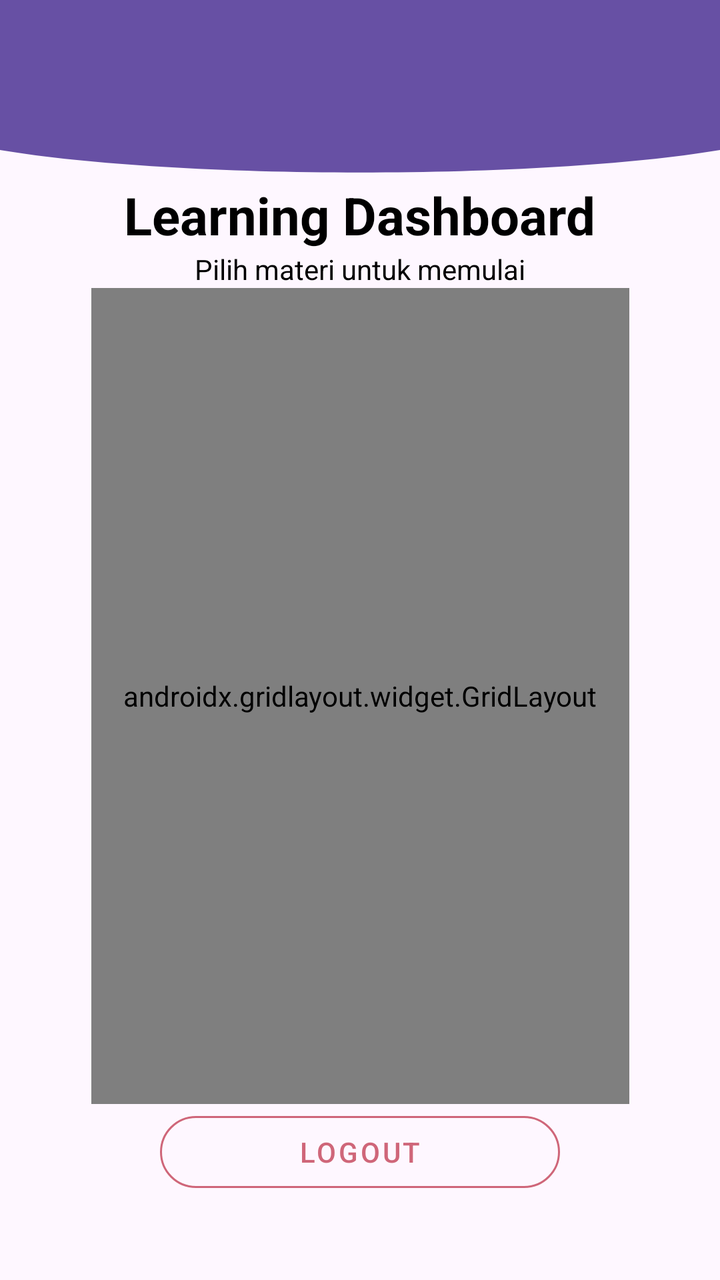
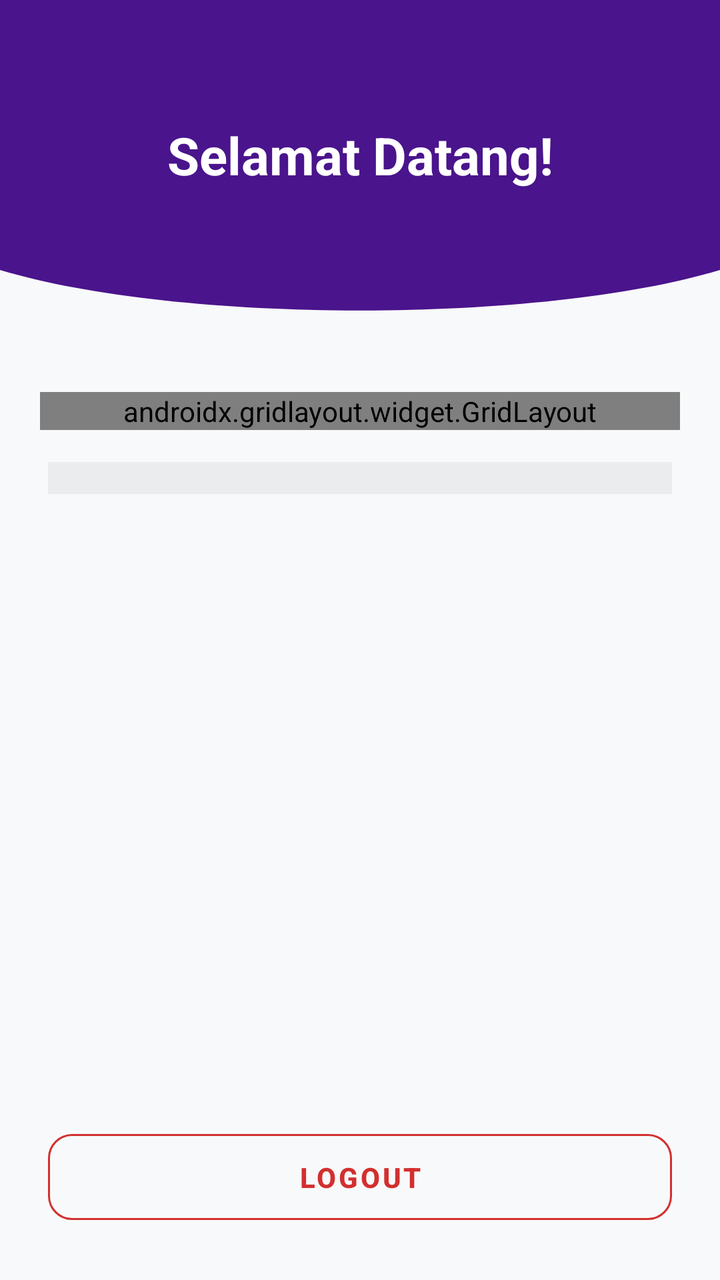

Screens rendered from an Android XML layout before and after an edit, with the pre-edit source and the edit as a unified diff.
<!-- AndroidManifest.xml: application theme Theme.HayaApps -->
<!-- res/layout/fragment_home.xml -->
<?xml version="1.0" encoding="utf-8"?>
<androidx.constraintlayout.widget.ConstraintLayout
    xmlns:android="http://schemas.android.com/apk/res/android"
    xmlns:app="http://schemas.android.com/apk/res-auto"
    xmlns:tools="http://schemas.android.com/tools"
    android:layout_width="match_parent"
    android:layout_height="match_parent"
    tools:context=".Home.HomeFragment">

    <View
        android:id="@+id/background_header"
        android:layout_width="0dp"
        android:layout_height="100dp"
        android:background="@drawable/bg_header_setengahlingkaran"
        app:layout_constraintEnd_toEndOf="parent"
        app:layout_constraintStart_toStartOf="parent"
        app:layout_constraintTop_toTopOf="parent" />

    <TextView
        android:id="@+id/tvTitle"
        android:layout_width="wrap_content"
        android:layout_height="wrap_content"
        android:layout_marginTop="90dp"
        android:text="Learning Dashboard"
        android:textColor="@color/black"
        android:textSize="26sp"
        android:textStyle="bold"
        app:layout_constraintEnd_toEndOf="parent"
        app:layout_constraintStart_toStartOf="parent"
        app:layout_constraintTop_toTopOf="parent" />

    <TextView
        android:id="@+id/tvSubtitle"
        android:layout_width="wrap_content"
        android:layout_height="wrap_content"
        android:text="Pilih materi untuk memulai"
        android:textColor="#000000"
        app:layout_constraintEnd_toEndOf="parent"
        app:layout_constraintStart_toStartOf="parent"
        app:layout_constraintTop_toBottomOf="@id/tvTitle" />

    <androidx.gridlayout.widget.GridLayout
        android:layout_width="wrap_content"
        android:layout_height="0dp"
        android:padding="16dp"
        app:columnCount="1"
        app:useDefaultMargins="true"
        app:layout_constraintTop_toBottomOf="@id/tvSubtitle"
        app:layout_constraintBottom_toTopOf="@id/btnLogout"
        app:layout_constraintStart_toStartOf="parent"
        app:layout_constraintEnd_toEndOf="parent">

        <com.google.android.material.button.MaterialButton
            android:id="@+id/btnToSecond"
            android:layout_width="280dp"
            android:layout_height="60dp"
            android:text="Pertemuan 2"
            android:textAllCaps="false"
            android:textSize="16sp"
            app:backgroundTint="#6200EE"
            app:cornerRadius="16dp"
            app:elevation="8dp"
            app:icon="@android:drawable/ic_menu_today" />

        <com.google.android.material.button.MaterialButton
            android:id="@+id/btnToThird"
            android:layout_width="280dp"
            android:layout_height="60dp"
            android:text="Pertemuan 3"
            android:textAllCaps="false"
            android:textSize="16sp"
            app:backgroundTint="#3700B3"
            app:cornerRadius="16dp"
            app:elevation="8dp"
            app:icon="@android:drawable/ic_menu_today" />

        <com.google.android.material.button.MaterialButton
            android:id="@+id/btnToFourth"
            android:layout_width="280dp"
            android:layout_height="60dp"
            android:text="Pertemuan 4"
            android:textAllCaps="false"
            android:textColor="#000000"
            android:textSize="16sp"
            app:backgroundTint="#03DAC5"
            app:cornerRadius="16dp"
            app:elevation="8dp"
            app:icon="@android:drawable/ic_menu_today"
            app:iconTint="#000000" />

        <com.google.android.material.button.MaterialButton
            android:id="@+id/btnToFifth"
            android:layout_width="280dp"
            android:layout_height="60dp"
            android:text="Pertemuan 5"
            android:textAllCaps="false"
            android:textSize="16sp"
            app:backgroundTint="#018786"
            app:cornerRadius="16dp"
            app:elevation="8dp"
            app:icon="@android:drawable/ic_menu_today" />

        <com.google.android.material.button.MaterialButton
            android:id="@+id/btnToSeven"
            android:layout_width="280dp"
            android:layout_height="60dp"
            android:text="Pertemuan 7"
            android:textAllCaps="false"
            android:textColor="#000000"
            android:textSize="16sp"
            app:backgroundTint="#BB86FC"
            app:cornerRadius="16dp"
            app:elevation="8dp"
            app:icon="@android:drawable/ic_menu_today"
            app:iconTint="#000000" />

        <com.google.android.material.button.MaterialButton
            android:id="@+id/btnToNinth"
            android:layout_width="280dp"
            android:layout_height="60dp"
            android:text="Pertemuan 9"
            android:textAllCaps="false"
            android:textColor="#000000"
            android:textSize="16sp"
            app:backgroundTint="#EDE28C"
            app:cornerRadius="16dp"
            app:elevation="8dp"
            app:icon="@android:drawable/ic_menu_today"
            app:iconTint="#000000" />

        <com.google.android.material.button.MaterialButton
            android:id="@+id/btnToTenth"
            android:layout_width="280dp"
            android:layout_height="60dp"
            android:text="Pertemuan 10"
            android:textAllCaps="false"
            android:textColor="#000000"
            android:textSize="16sp"
            app:backgroundTint="#D1B58A"
            app:cornerRadius="16dp"
            app:elevation="8dp"
            app:icon="@android:drawable/ic_menu_today"
            app:iconTint="#000000" />

    </androidx.gridlayout.widget.GridLayout>

    <com.google.android.material.button.MaterialButton
        android:id="@+id/btnLogout"
        style="@style/Widget.MaterialComponents.Button.OutlinedButton"
        android:layout_width="200dp"
        android:layout_height="wrap_content"
        android:layout_marginBottom="40dp"
        android:text="Logout"
        android:textColor="#CF6679"
        app:cornerRadius="30dp"
        app:layout_constraintBottom_toBottomOf="parent"
        app:layout_constraintEnd_toEndOf="parent"
        app:layout_constraintStart_toStartOf="parent"
        app:strokeColor="#CF6679" />

</androidx.constraintlayout.widget.ConstraintLayout>
<!-- resources referenced by this layout -->
<resources>
  <color name="black">#FF000000</color>
  <!-- drawable bg_header_setengahlingkaran (drawable) -->
  <?xml version="1.0" encoding="utf-8"?>
  <vector xmlns:android="http://schemas.android.com/apk/res/android"
      android:width="100dp"
      android:height="100dp"
      android:viewportWidth="100"
      android:viewportHeight="100">
  
      <path
          android:fillColor="?attr/colorPrimary"
          android:pathData="
              M0,0
              L100,0
              L100,75
              C 75,90
                25,90
                0,75
              Z" />
  
  </vector>
  <style name="Theme.HayaApps" parent="Base.Theme.HayaApps" />
  <style name="Base.Theme.HayaApps" parent="Theme.Material3.DayNight.NoActionBar">
          
          
      </style>
</resources>

<!-- the commit's change to res/layout/fragment_home.xml (unified diff, before → after) -->
@@ -3,159 +3,193 @@
     xmlns:android="http://schemas.android.com/apk/res/android"
     xmlns:app="http://schemas.android.com/apk/res-auto"
     xmlns:tools="http://schemas.android.com/tools"
+    android:id="@+id/main"
     android:layout_width="match_parent"
     android:layout_height="match_parent"
+    android:background="#F8F9FA"
     tools:context=".Home.HomeFragment">
 
     <View
         android:id="@+id/background_header"
         android:layout_width="0dp"
-        android:layout_height="100dp"
+        android:layout_height="180dp"
         android:background="@drawable/bg_header_setengahlingkaran"
+        android:backgroundTint="#4A148C"
         app:layout_constraintEnd_toEndOf="parent"
         app:layout_constraintStart_toStartOf="parent"
         app:layout_constraintTop_toTopOf="parent" />
 
     <TextView
-        android:id="@+id/tvTitle"
+        android:id="@+id/tvWelcome"
         android:layout_width="wrap_content"
         android:layout_height="wrap_content"
-        android:layout_marginTop="90dp"
-        android:text="Learning Dashboard"
-        android:textColor="@color/black"
+        android:layout_marginTop="60dp"
+        android:text="Selamat Datang!"
+        android:textColor="#FFFFFF"
         android:textSize="26sp"
         android:textStyle="bold"
         app:layout_constraintEnd_toEndOf="parent"
         app:layout_constraintStart_toStartOf="parent"
         app:layout_constraintTop_toTopOf="parent" />
 
-    <TextView
-        android:id="@+id/tvSubtitle"
-        android:layout_width="wrap_content"
-        android:layout_height="wrap_content"
-        android:text="Pilih materi untuk memulai"
-        android:textColor="#000000"
-        app:layout_constraintEnd_toEndOf="parent"
-        app:layout_constraintStart_toStartOf="parent"
-        app:layout_constraintTop_toBottomOf="@id/tvTitle" />
-
-    <androidx.gridlayout.widget.GridLayout
-        android:layout_width="wrap_content"
+    <androidx.core.widget.NestedScrollView
+        android:layout_width="0dp"
         android:layout_height="0dp"
-        android:padding="16dp"
-        app:columnCount="1"
-        app:useDefaultMargins="true"
-        app:layout_constraintTop_toBottomOf="@id/tvSubtitle"
+        android:fillViewport="true"
+        app:layout_constraintTop_toBottomOf="@id/background_header"
         app:layout_constraintBottom_toTopOf="@id/btnLogout"
         app:layout_constraintStart_toStartOf="parent"
         app:layout_constraintEnd_toEndOf="parent">
 
-        <com.google.android.material.button.MaterialButton
-            android:id="@+id/btnToSecond"
-            android:layout_width="280dp"
-            android:layout_height="60dp"
-            android:text="Pertemuan 2"
-            android:textAllCaps="false"
-            android:textSize="16sp"
-            app:backgroundTint="#6200EE"
-            app:cornerRadius="16dp"
-            app:elevation="8dp"
-            app:icon="@android:drawable/ic_menu_today" />
+        <LinearLayout
+            android:layout_width="match_parent"
+            android:layout_height="wrap_content"
+            android:orientation="vertical"
+            android:paddingBottom="16dp">
 
-        <com.google.android.material.button.MaterialButton
-            android:id="@+id/btnToThird"
-            android:layout_width="280dp"
-            android:layout_height="60dp"
-            android:text="Pertemuan 3"
-            android:textAllCaps="false"
-            android:textSize="16sp"
-            app:backgroundTint="#3700B3"
-            app:cornerRadius="16dp"
-            app:elevation="8dp"
-            app:icon="@android:drawable/ic_menu_today" />
+            <androidx.gridlayout.widget.GridLayout
+                android:id="@+id/menuGrid"
+                android:layout_width="match_parent"
+                android:layout_height="wrap_content"
+                android:layout_marginHorizontal="20dp"
+                android:layout_marginTop="16dp"
+                app:columnCount="2"
+                app:useDefaultMargins="true">
 
-        <com.google.android.material.button.MaterialButton
-            android:id="@+id/btnToFourth"
-            android:layout_width="280dp"
-            android:layout_height="60dp"
-            android:text="Pertemuan 4"
-            android:textAllCaps="false"
-            android:textColor="#000000"
-            android:textSize="16sp"
-            app:backgroundTint="#03DAC5"
-            app:cornerRadius="16dp"
-            app:elevation="8dp"
-            app:icon="@android:drawable/ic_menu_today"
-            app:iconTint="#000000" />
+                <Button
+                    android:id="@+id/btnToSecond"
+                    android:layout_width="0dp"
+                    android:layout_height="60dp"
+                    app:layout_columnWeight="1"
+                    android:layout_marginBottom="4dp"
+                    android:backgroundTint="#6A1B9A"
+                    android:text="Pertemuan 2"
+                    android:textColor="#FFFFFF"
+                    android:textSize="14sp"
+                    android:textStyle="bold"
+                    android:textAllCaps="false"
+                    app:elevation="4dp"
+                    app:cornerRadius="12dp" />
 
-        <com.google.android.material.button.MaterialButton
-            android:id="@+id/btnToFifth"
-            android:layout_width="280dp"
-            android:layout_height="60dp"
-            android:text="Pertemuan 5"
-            android:textAllCaps="false"
-            android:textSize="16sp"
-            app:backgroundTint="#018786"
-            app:cornerRadius="16dp"
-            app:elevation="8dp"
-            app:icon="@android:drawable/ic_menu_today" />
+                <Button
+                    android:id="@+id/btnToThird"
+                    android:layout_width="0dp"
+                    android:layout_height="60dp"
+                    app:layout_columnWeight="1"
+                    android:layout_marginBottom="4dp"
+                    android:backgroundTint="#7B1FA2"
+                    android:text="Pertemuan 3"
+                    android:textColor="#FFFFFF"
+                    android:textSize="14sp"
+                    android:textStyle="bold"
+                    android:textAllCaps="false"
+                    app:elevation="4dp"
+                    app:cornerRadius="12dp" />
 
-        <com.google.android.material.button.MaterialButton
-            android:id="@+id/btnToSeven"
-            android:layout_width="280dp"
-            android:layout_height="60dp"
-            android:text="Pertemuan 7"
-            android:textAllCaps="false"
-            android:textColor="#000000"
-            android:textSize="16sp"
-            app:backgroundTint="#BB86FC"
-            app:cornerRadius="16dp"
-            app:elevation="8dp"
-            app:icon="@android:drawable/ic_menu_today"
-            app:iconTint="#000000" />
+                <Button
+                    android:id="@+id/btnToFourth"
+                    android:layout_width="0dp"
+                    android:layout_height="60dp"
+                    app:layout_columnWeight="1"
+                    android:layout_marginBottom="4dp"
+                    android:backgroundTint="#00897B"
+                    android:text="Pertemuan 4"
+                    android:textColor="#FFFFFF"
+                    android:textSize="14sp"
+                    android:textStyle="bold"
+                    android:textAllCaps="false"
+                    app:elevation="4dp"
+                    app:cornerRadius="12dp" />
 
-        <com.google.android.material.button.MaterialButton
-            android:id="@+id/btnToNinth"
-            android:layout_width="280dp"
-            android:layout_height="60dp"
-            android:text="Pertemuan 9"
-            android:textAllCaps="false"
-            android:textColor="#000000"
-            android:textSize="16sp"
-            app:backgroundTint="#EDE28C"
-            app:cornerRadius="16dp"
-            app:elevation="8dp"
-            app:icon="@android:drawable/ic_menu_today"
-            app:iconTint="#000000" />
+                <Button
+                    android:id="@+id/btnToFifth"
+                    android:layout_width="0dp"
+                    android:layout_height="60dp"
+                    app:layout_columnWeight="1"
+                    android:layout_marginBottom="4dp"
+                    android:backgroundTint="#009688"
+                    android:text="Pertemuan 5"
+                    android:textColor="#FFFFFF"
+                    android:textSize="14sp"
+                    android:textStyle="bold"
+                    android:textAllCaps="false"
+                    app:elevation="4dp"
+                    app:cornerRadius="12dp" />
 
-        <com.google.android.material.button.MaterialButton
-            android:id="@+id/btnToTenth"
-            android:layout_width="280dp"
-            android:layout_height="60dp"
-            android:text="Pertemuan 10"
-            android:textAllCaps="false"
-            android:textColor="#000000"
-            android:textSize="16sp"
-            app:backgroundTint="#D1B58A"
-            app:cornerRadius="16dp"
-            app:elevation="8dp"
-            app:icon="@android:drawable/ic_menu_today"
-            app:iconTint="#000000" />
+                <Button
+                    android:id="@+id/btnToSeven"
+                    android:layout_width="0dp"
+                    android:layout_height="60dp"
+                    app:layout_columnWeight="1"
+                    android:layout_marginBottom="4dp"
+                    android:backgroundTint="#EF6C00"
+                    android:text="Pertemuan 7"
+                    android:textColor="#FFFFFF"
+                    android:textSize="14sp"
+                    android:textStyle="bold"
+                    android:textAllCaps="false"
+                    app:elevation="4dp"
+                    app:cornerRadius="12dp" />
 
-    </androidx.gridlayout.widget.GridLayout>
+                <Button
+                    android:id="@+id/btnToNinth"
+                    android:layout_width="0dp"
+                    android:layout_height="60dp"
+                    app:layout_columnWeight="1"
+                    android:layout_marginBottom="4dp"
+                    android:backgroundTint="#F57C00"
+                    android:text="Pertemuan 9"
+                    android:textColor="#FFFFFF"
+                    android:textSize="14sp"
+                    android:textStyle="bold"
+                    android:textAllCaps="false"
+                    app:elevation="4dp"
+                    app:cornerRadius="12dp" />
 
-    <com.google.android.material.button.MaterialButton
+                <Button
+                    android:id="@+id/btnToTenth"
+                    android:layout_width="0dp"
+                    android:layout_height="60dp"
+                    app:layout_columnWeight="1"
+                    android:backgroundTint="#37474F"
+                    android:text="Pertemuan 10"
+                    android:textColor="#FFFFFF"
+                    android:textSize="14sp"
+                    android:textStyle="bold"
+                    android:textAllCaps="false"
+                    app:elevation="4dp"
+                    app:cornerRadius="12dp" />
+
+            </androidx.gridlayout.widget.GridLayout>
+
+            <androidx.recyclerview.widget.RecyclerView
+                android:id="@+id/rvGallery"
+                android:layout_width="match_parent"
+                android:layout_height="wrap_content"
+                android:layout_marginHorizontal="24dp"
+                android:layout_marginTop="16dp"
+                android:padding="8dp"
+                android:background="#0D000000"
+                android:nestedScrollingEnabled="false" />
+
+        </LinearLayout>
+    </androidx.core.widget.NestedScrollView>
+
+    <Button
         android:id="@+id/btnLogout"
         style="@style/Widget.MaterialComponents.Button.OutlinedButton"
-        android:layout_width="200dp"
-        android:layout_height="wrap_content"
-        android:layout_marginBottom="40dp"
+        android:layout_width="0dp"
+        android:layout_height="55dp"
+        android:layout_marginHorizontal="24dp"
+        android:layout_marginBottom="24dp"
         android:text="Logout"
-        android:textColor="#CF6679"
-        app:cornerRadius="30dp"
+        android:textColor="#D32F2F"
+        android:textStyle="bold"
+        app:elevation="0dp"
+        app:cornerRadius="12dp"
         app:layout_constraintBottom_toBottomOf="parent"
         app:layout_constraintEnd_toEndOf="parent"
         app:layout_constraintStart_toStartOf="parent"
-        app:strokeColor="#CF6679" />
+        app:strokeColor="#D32F2F" />
 
 </androidx.constraintlayout.widget.ConstraintLayout>
<!-- resource entries referenced after the edit -->
@@ -1,6 +1,5 @@
 <!-- resources referenced by this layout -->
 <resources>
-  <color name="black">#FF000000</color>
   <!-- drawable bg_header_setengahlingkaran (drawable) -->
   <?xml version="1.0" encoding="utf-8"?>
   <vector xmlns:android="http://schemas.android.com/apk/res/android"
